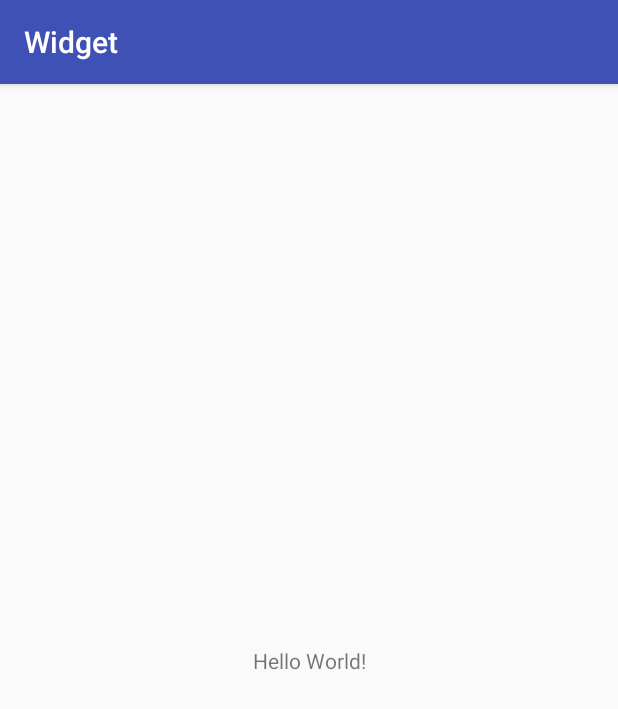
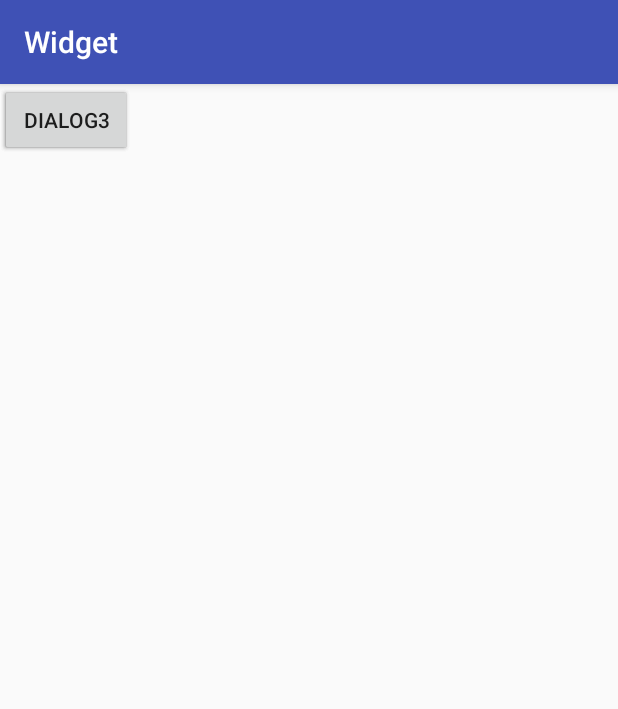
Before and after one commit to MrWangChong/IosDialog, an Android app: the screen it shows after launch (MainActivity), on a phone screen of 412 x 824 dp. Shown: the top 709 px of the screen. Run offline under Robolectric (Android 15) with nearby library versions, the phone set to English and light mode, and no system bars.

Commit message:
IosDialog

```diff
--- a/app/build.gradle
+++ b/app/build.gradle
@@ -23,5 +23,5 @@ dependencies {
     compile fileTree(dir: 'libs', include: ['*.jar'])
     compile 'com.android.support:appcompat-v7:25.2.0'
     compile 'com.android.support.constraint:constraint-layout:1.0.1'
-    compile 'com.github.MrWangChong:IosDialog:1.0.1'
+    compile 'com.github.MrWangChong:IosDialog:1.0.2'
 }
--- a/app/src/main/res/layout/activity_main.xml
+++ b/app/src/main/res/layout/activity_main.xml
@@ -1,18 +1,34 @@
 <?xml version="1.0" encoding="utf-8"?>
 <android.support.constraint.ConstraintLayout xmlns:android="http://schemas.android.com/apk/res/android"
-    xmlns:app="http://schemas.android.com/apk/res-auto"
     xmlns:tools="http://schemas.android.com/tools"
     android:layout_width="match_parent"
-    android:layout_height="match_parent"
-    tools:context="com.wc.widget.widget.MainActivity">
+    android:layout_height="match_parent">
 
-    <TextView
+
+    <Button
+        android:id="@+id/button"
         android:layout_width="wrap_content"
         android:layout_height="wrap_content"
-        android:text="Hello World!"
-        app:layout_constraintBottom_toBottomOf="parent"
-        app:layout_constraintLeft_toLeftOf="parent"
-        app:layout_constraintRight_toRightOf="parent"
-        app:layout_constraintTop_toTopOf="parent" />
+        android:onClick="dialog1"
+        android:text="Dialog1"
+        tools:layout_editor_absoluteX="148dp"
+        tools:layout_editor_absoluteY="16dp" />
 
+    <Button
+        android:id="@+id/button2"
+        android:layout_width="wrap_content"
+        android:layout_height="wrap_content"
+        android:onClick="dialog2"
+        android:text="Dialog2"
+        tools:layout_editor_absoluteX="147dp"
+        tools:layout_editor_absoluteY="84dp" />
+
+    <Button
+        android:id="@+id/button3"
+        android:layout_width="wrap_content"
+        android:layout_height="wrap_content"
+        android:onClick="dialog3"
+        android:text="Dialog3"
+        tools:layout_editor_absoluteX="147dp"
+        tools:layout_editor_absoluteY="159dp" />
 </android.support.constraint.ConstraintLayout>
--- a/app/src/main/res/values/strings.xml
+++ b/app/src/main/res/values/strings.xml
@@ -1,3 +1,7 @@
 <resources>
     <string name="app_name">Widget</string>
+    <string name="dialog_title">dialog_title</string>
+    <string name="dialog_message">dialog_message</string>
+    <string name="dialog_negative">左边按钮</string>
+    <string name="dialog_positive">右边按钮</string>
 </resources>
```
Also changed, not shown: app/src/main/java/com/wc/widget/widget/MainActivity.java (+40 -0 lines), iosdialog/src/main/java/com/wc/widget/dialog/IosDialog.java (+64 -0 lines).
